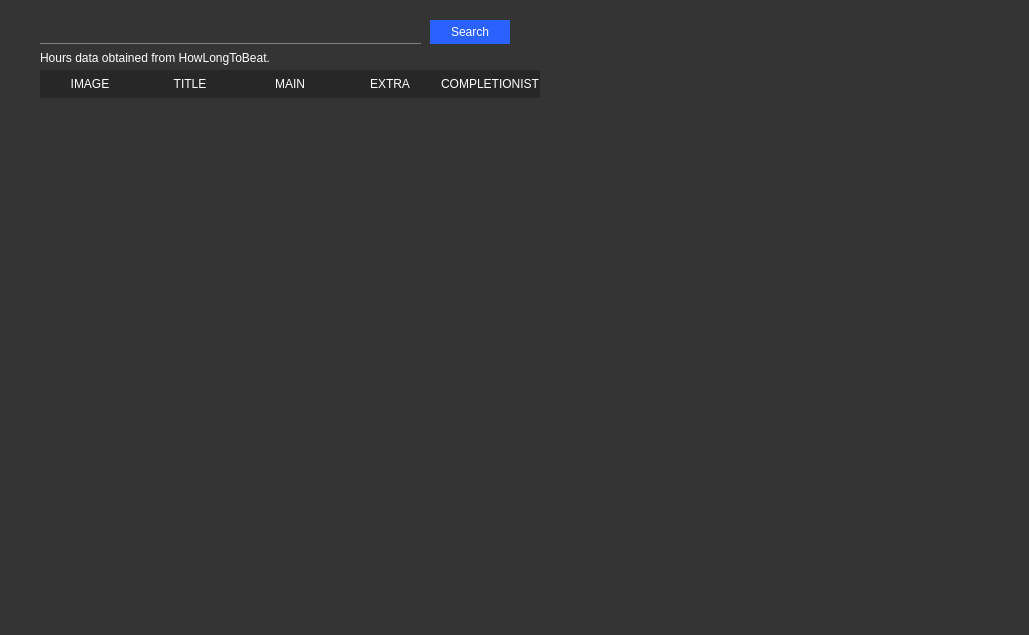
Qt form howlongtobeat.ui (illud/qt-howlongtobeat) before a commit.
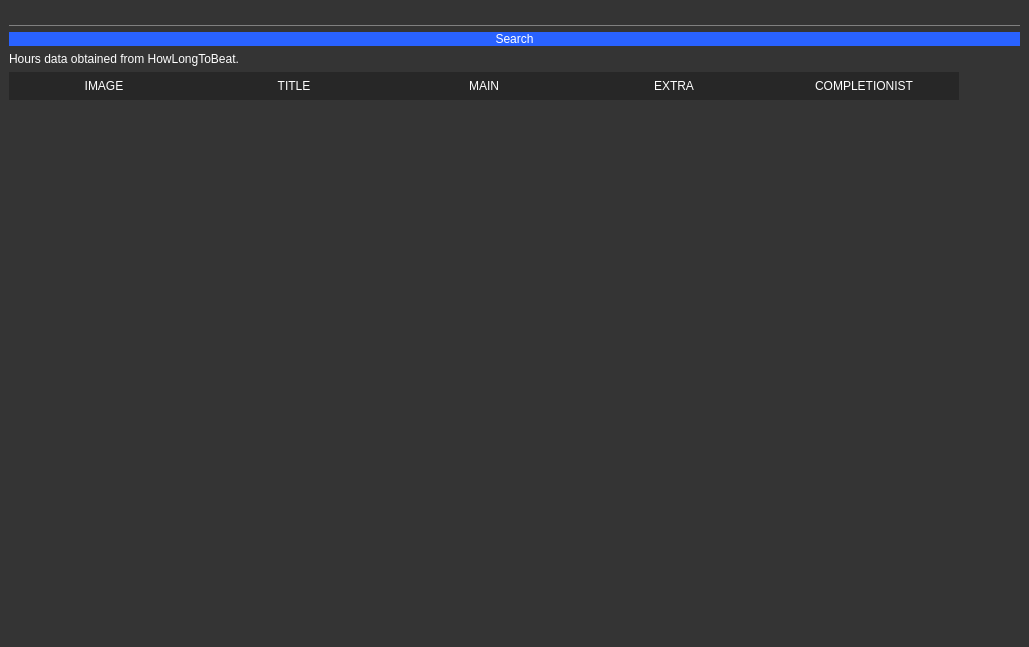
The same form after that commit.

What changed in the file:
```diff
--- a/howlongtobeat.ui
+++ b/howlongtobeat.ui
@@ -7,7 +7,7 @@
     <x>0</x>
     <y>0</y>
     <width>1029</width>
-    <height>635</height>
+    <height>647</height>
    </rect>
   </property>
   <property name="windowTitle">
@@ -17,15 +17,9 @@
    <string notr="true">background-color: rgb(52, 52, 52);</string>
   </property>
   <widget class="QWidget" name="centralwidget">
+   <layout class="QVBoxLayout" name="verticalLayout_4">
+    <item>
    <widget class="QLineEdit" name="lineEdit">
-    <property name="geometry">
-     <rect>
-      <x>40</x>
-      <y>20</y>
-      <width>381</width>
-      <height>24</height>
-     </rect>
-    </property>
     <property name="styleSheet">
      <string notr="true">border-style: solid;
 font: 900 9pt &quot;Arial Black&quot;;
@@ -34,14 +28,11 @@
 border-color: none none gray none;</string>
     </property>
    </widget>
+    </item>
+    <item>
    <widget class="QPushButton" name="searchBtn">
-    <property name="geometry">
-     <rect>
-      <x>430</x>
-      <y>20</y>
-      <width>80</width>
-      <height>24</height>
-     </rect>
+      <property name="cursor">
+       <cursorShape>PointingHandCursor</cursorShape>
     </property>
     <property name="styleSheet">
      <string notr="true">QPushButton#searchBtn { 
@@ -70,15 +61,20 @@
      <string>Search</string>
     </property>
    </widget>
+    </item>
+    <item>
+     <widget class="QLabel" name="label">
+      <property name="styleSheet">
+       <string notr="true">font: 8pt &quot;Segoe UI&quot;;
+color: rgb(255, 255, 255);</string>
+      </property>
+      <property name="text">
+       <string>Hours data obtained from HowLongToBeat.</string>
+      </property>
+     </widget>
+    </item>
+    <item>
    <widget class="QTableWidget" name="tableWidget">
-    <property name="geometry">
-     <rect>
-      <x>40</x>
-      <y>70</y>
-      <width>961</width>
-      <height>551</height>
-     </rect>
-    </property>
     <property name="styleSheet">
      <string notr="true"> QTableWidget {
         color: #ffffff;
@@ -204,6 +200,9 @@
     <attribute name="horizontalHeaderMinimumSectionSize">
      <number>35</number>
     </attribute>
+      <attribute name="horizontalHeaderDefaultSectionSize">
+       <number>190</number>
+      </attribute>
     <attribute name="verticalHeaderVisible">
      <bool>false</bool>
     </attribute>
@@ -236,23 +235,8 @@
      </property>
     </column>
    </widget>
-   <widget class="QLabel" name="label">
-    <property name="geometry">
-     <rect>
-      <x>40</x>
-      <y>50</y>
-      <width>241</width>
-      <height>16</height>
-     </rect>
-    </property>
-    <property name="styleSheet">
-     <string notr="true">font: 8pt &quot;Segoe UI&quot;;
-color: rgb(255, 255, 255);</string>
-    </property>
-    <property name="text">
-     <string>Hours data obtained from HowLongToBeat.</string>
-    </property>
-   </widget>
+    </item>
+   </layout>
   </widget>
  </widget>
  <resources/>
```
Lines whose indentation alone changed are shown as unchanged.
